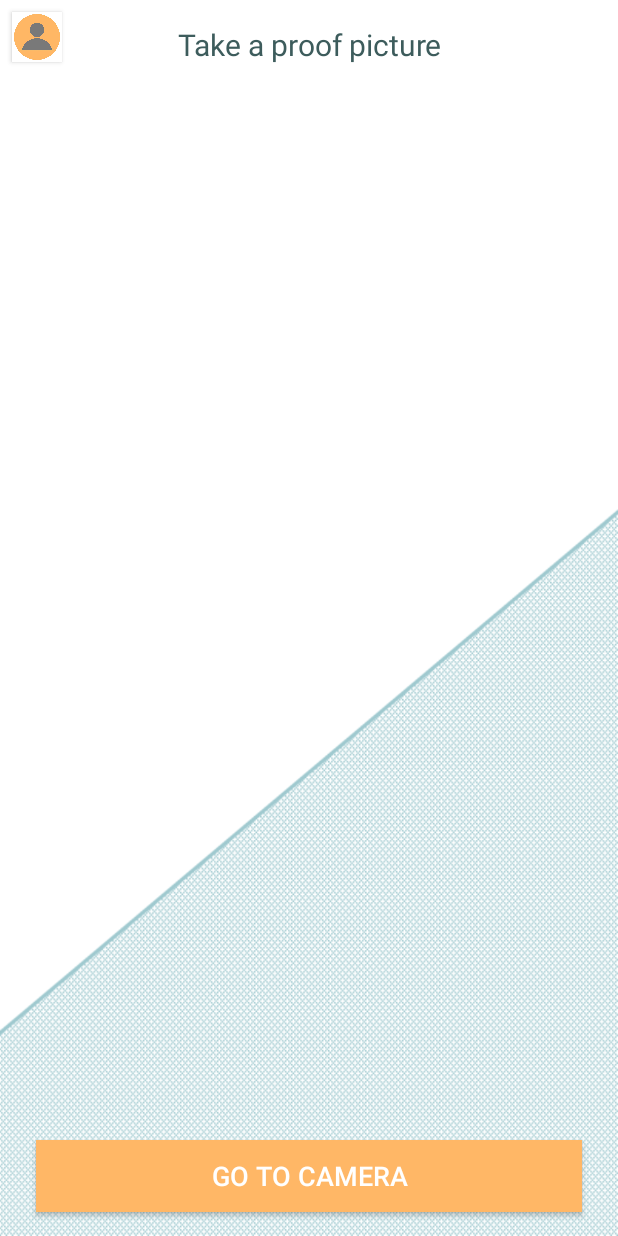
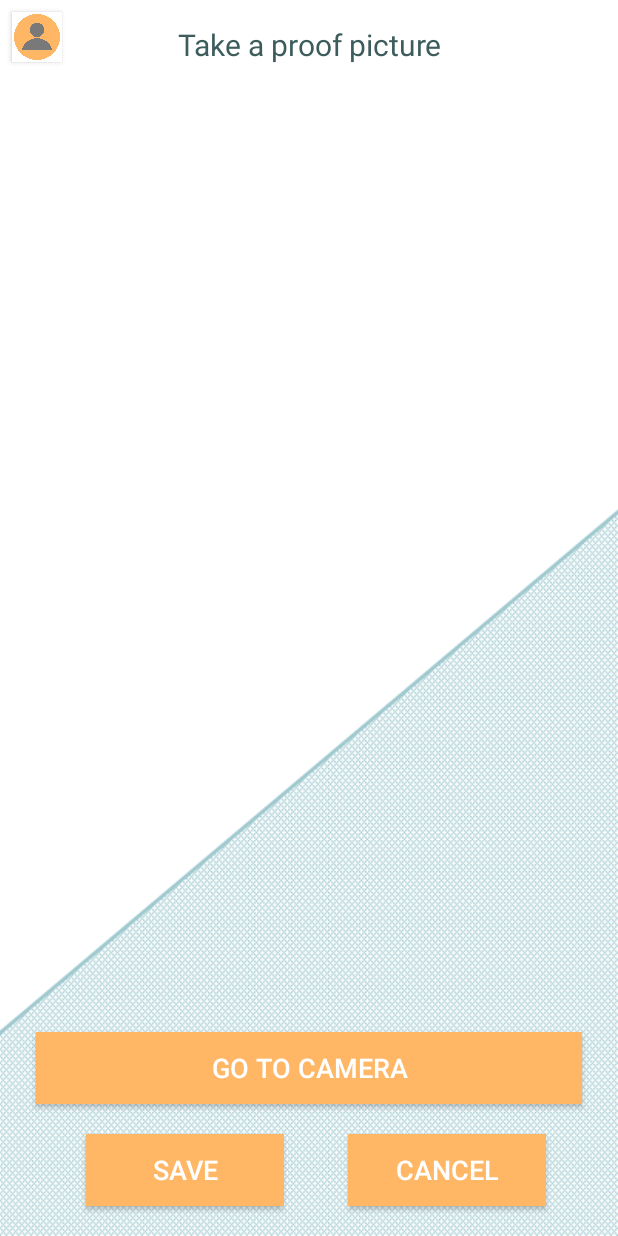
Before and after one commit to taravancalster/OurApp, an Android app: the GaleryProof screen opened directly, with no data from a screen before it, on a phone screen of 412 x 824 dp. Run offline under Robolectric (Android 15) with nearby library versions, the phone set to English and light mode, and no system bars.

Commit message:
added save and cancel buttons to gallery and galleryProof

```diff
--- a/app/src/main/java/com/example/tarav/ourapp/Challenge.java
+++ b/app/src/main/java/com/example/tarav/ourapp/Challenge.java
@@ -62,6 +62,7 @@ public class Challenge extends AppCompatActivity {
                 }
 
                 if (v.getId() == R.id.button16) {
+                    //aks user again if the challenge was completed
                     //mark ChallengeTable as done
                     //put it in Achievements
                     //change to Profile --> empty cross
--- a/app/src/main/java/com/example/tarav/ourapp/GaleryProof.java
+++ b/app/src/main/java/com/example/tarav/ourapp/GaleryProof.java
@@ -11,7 +11,7 @@ import android.widget.ImageView;
 
 public class GaleryProof extends AppCompatActivity {
 
-    Button cameraBtn, homeButton;
+    Button cameraBtn, homeButton, saveButton, cancelButton ;
     ImageView imageView;
 
     @Override
@@ -22,11 +22,15 @@ public class GaleryProof extends AppCompatActivity {
         //Define Buttons
         cameraBtn = (Button)findViewById(R.id.cameraButton);
         homeButton = (Button)findViewById(R.id.homeButtonGalleryProof);
+        saveButton = (Button)findViewById(R.id.saveButtonGalleryProof);
+        cancelButton = (Button)findViewById(R.id.cancelButtonGalleryProof);
         //Define ImageView
         imageView = (ImageView)findViewById(R.id.imageViewProofPicture);
 
         //set OnClickListener to the button
         cameraBtn.setOnClickListener(onClickListener);
+        saveButton.setOnClickListener(onClickListener);
+        cancelButton.setOnClickListener(onClickListener);
     }
 
 
@@ -45,6 +49,20 @@ public class GaleryProof extends AppCompatActivity {
                 //go back to Profile
                 startActivity(new Intent(GaleryProof.this, Profile.class));
             }
+
+            //if the user clickes the save button the image will be saved in achievements, and the user will be taken to achievements
+            if(v.getId() == R.id.saveButtonGalleryProof){
+                //save image in storage
+                //???????
+                //go back to Profile
+                startActivity(new Intent(GaleryProof.this, Achievements.class));
+            }
+
+            //if the cancel button is clicked, the user will be taken back to profile
+            if(v.getId() == R.id.cancelButtonGalleryProof){
+                //go back to Profile
+                startActivity(new Intent(GaleryProof.this, Profile.class));
+            }
         }
     };
 
--- a/app/src/main/res/layout/activity_galery_proof.xml
+++ b/app/src/main/res/layout/activity_galery_proof.xml
@@ -28,25 +28,25 @@
 
     <ImageView
         android:id="@+id/imageViewProofPicture"
-        android:layout_width="366dp"
-        android:layout_height="382dp"
+        android:layout_width="353dp"
+        android:layout_height="327dp"
         android:layout_marginBottom="8dp"
         android:layout_marginLeft="8dp"
         android:layout_marginRight="8dp"
         android:layout_marginTop="8dp"
+        app:layout_constraintBottom_toTopOf="@+id/cameraButton"
+        app:layout_constraintHorizontal_bias="0.533"
         app:layout_constraintLeft_toLeftOf="parent"
         app:layout_constraintRight_toRightOf="parent"
         app:layout_constraintTop_toBottomOf="@+id/textViewProofPic"
-        app:layout_constraintHorizontal_bias="1.0"
-        app:layout_constraintBottom_toTopOf="@+id/cameraButton"
-        app:layout_constraintVertical_bias="0.117" />
+        app:layout_constraintVertical_bias="0.444" />
 
 
     <Button
         android:id="@+id/cameraButton"
         android:layout_width="0dp"
         android:layout_height="48dp"
-        android:layout_marginBottom="16dp"
+        android:layout_marginBottom="88dp"
         android:layout_marginLeft="24dp"
         android:layout_marginRight="24dp"
         android:background="#ffb766"
@@ -68,7 +68,43 @@
         android:layout_marginTop="8dp"
         android:layout_marginLeft="8dp"
         app:layout_constraintLeft_toLeftOf="parent"
-        app:layout_constraintHorizontal_bias="0.571" />
+        app:layout_constraintHorizontal_bias="0.571"
+        android:layout_marginEnd="82dp"
+        android:layout_marginStart="8dp" />
+
+    <Button
+        android:id="@+id/saveButtonGalleryProof"
+        android:layout_width="132dp"
+        android:layout_height="48dp"
+        android:layout_marginBottom="8dp"
+        android:layout_marginEnd="8dp"
+        android:layout_marginStart="8dp"
+        android:layout_marginTop="8dp"
+        android:background="#ffb766"
+        android:text="@string/action_save"
+        android:textColor="#fff"
+        android:textSize="18sp"
+        app:layout_constraintBottom_toBottomOf="parent"
+        app:layout_constraintEnd_toStartOf="@+id/cancelButtonGalleryProof"
+        app:layout_constraintHorizontal_bias="0.589"
+        app:layout_constraintStart_toStartOf="parent"
+        app:layout_constraintTop_toBottomOf="@+id/cameraButton" />
+
+    <Button
+        android:id="@+id/cancelButtonGalleryProof"
+        android:layout_width="132dp"
+        android:layout_height="48dp"
+        android:layout_marginBottom="8dp"
+        android:layout_marginEnd="48dp"
+        android:layout_marginTop="8dp"
+        android:background="#ffb766"
+        android:text="@string/action_cancel"
+        android:textColor="#fff"
+        android:textSize="18sp"
+        app:layout_constraintBottom_toBottomOf="parent"
+        app:layout_constraintEnd_toEndOf="parent"
+        app:layout_constraintTop_toBottomOf="@+id/cameraButton"
+        android:layout_marginRight="48dp" />
 
 
 </android.support.constraint.ConstraintLayout>
```
Also changed, not shown: app/src/main/java/com/example/tarav/ourapp/Galery.java (+19 -1 lines), app/src/main/res/layout/activity_galery.xml (+41 -5 lines).
